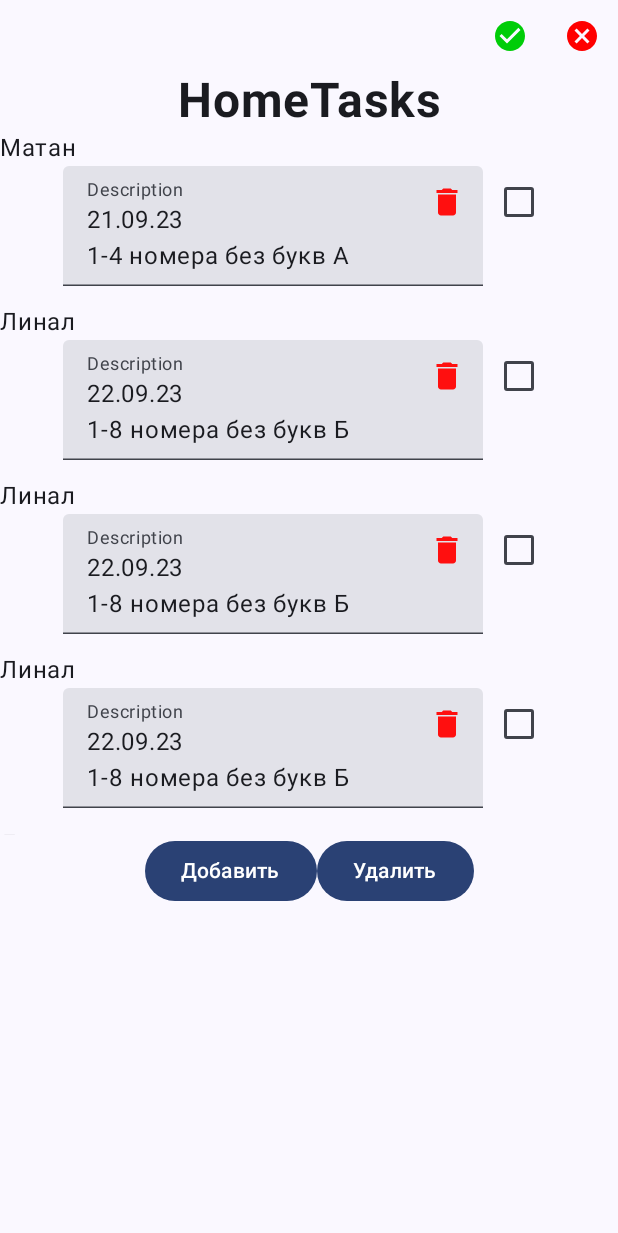
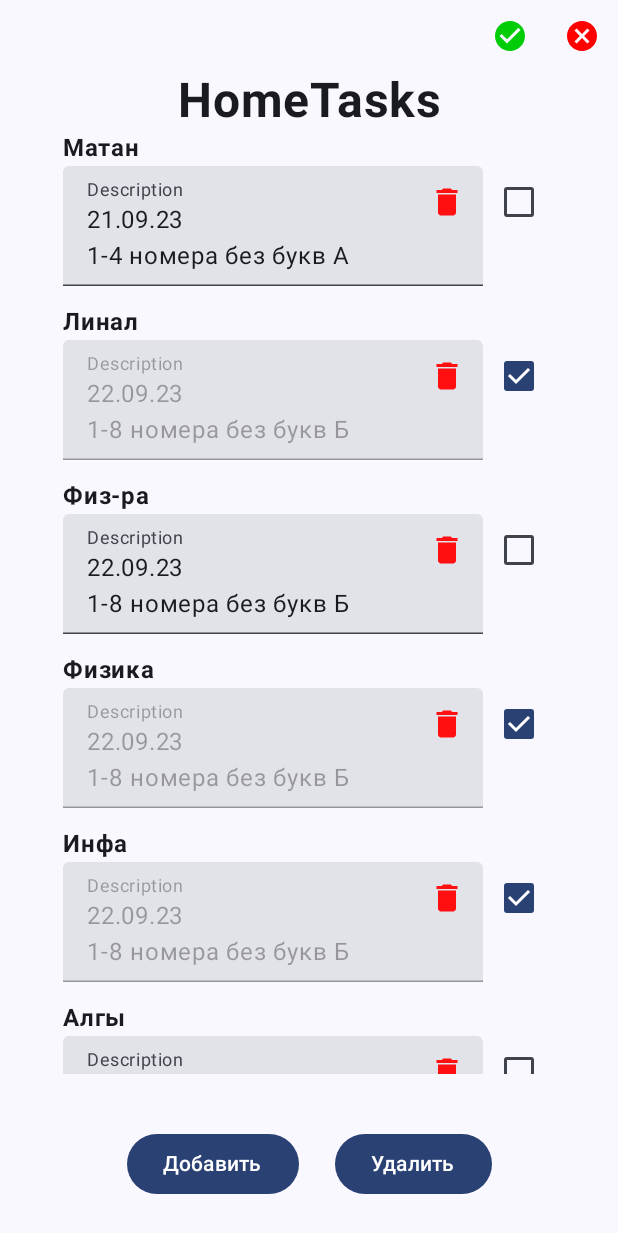
Before and after one commit to zhilovhub/HomeTaskHelper, an Android app built with Jetpack Compose: the screen it shows after launch (MainActivity), on a phone screen of 412 x 824 dp. Shown: the top 1233 px of the screen. Run offline under Robolectric (Android 15) with nearby library versions, the phone set to English and light mode, and no system bars; our stand-ins replace Dagger/Hilt's generated code, Room's generated code.

Commit message:
updated design

```diff
--- a/app/src/main/java/com/example/hometaskhelper/ui/screens/MainScreen.kt
+++ b/app/src/main/java/com/example/hometaskhelper/ui/screens/MainScreen.kt
@@ -5,10 +5,12 @@ import androidx.compose.foundation.layout.Arrangement
 import androidx.compose.foundation.layout.Box
 import androidx.compose.foundation.layout.Column
 import androidx.compose.foundation.layout.Row
+import androidx.compose.foundation.layout.Spacer
 import androidx.compose.foundation.layout.fillMaxSize
 import androidx.compose.foundation.layout.fillMaxWidth
 import androidx.compose.foundation.layout.height
 import androidx.compose.foundation.layout.padding
+import androidx.compose.foundation.layout.width
 import androidx.compose.foundation.lazy.LazyColumn
 import androidx.compose.foundation.lazy.items
 import androidx.compose.material3.Button
@@ -55,7 +57,9 @@ fun HomeScreen(modifier: Modifier = Modifier) {
                     fontFamily = FontFamily.SansSerif,
                     textAlign = TextAlign.Center
                 )
-                Tasks()
+                Tasks(
+                    modifier = Modifier.weight(1f)
+                )
                 RedactTasks()
             }
             AcceptCancel(
@@ -70,10 +74,10 @@ fun HomeScreen(modifier: Modifier = Modifier) {
 fun Tasks(modifier: Modifier = Modifier, tasks: List<Task> = listOf(
     Task("Матан", "21.09.23\n1-4 номера без букв А"),
     Task("Линал",  "22.09.23\n1-8 номера без букв Б"),
-    Task("Линал",  "22.09.23\n1-8 номера без букв Б"),
-    Task("Линал",  "22.09.23\n1-8 номера без букв Б"),
-    Task("Линал",  "22.09.23\n1-8 номера без букв Б"),
-    Task("Линал",  "22.09.23\n1-8 номера без букв Б"),
+    Task("Физ-ра",  "22.09.23\n1-8 номера без букв Б"),
+    Task("Физика",  "22.09.23\n1-8 номера без букв Б"),
+    Task("Инфа",  "22.09.23\n1-8 номера без букв Б"),
+    Task("Алгы",  "22.09.23\n1-8 номера без букв Б"),
 //    Task("Линал",  "22.09.23\n1-8 номера без букв Б"),
 //    Task("Линал",  "22.09.23\n1-8 номера без букв Б"),
 //    Task("Линал",  "22.09.23\n1-8 номера без букв Б"),
@@ -81,7 +85,7 @@ fun Tasks(modifier: Modifier = Modifier, tasks: List<Task> = listOf(
     Task("История",  "\nЭссе"),
 )) {
     LazyColumn(
-        modifier = modifier.height(470.dp),
+        modifier = modifier,
         verticalArrangement = Arrangement.spacedBy(12.dp)
     ) {
         items(tasks) {task ->
@@ -94,7 +98,7 @@ fun Tasks(modifier: Modifier = Modifier, tasks: List<Task> = listOf(
 @Composable
 fun RedactTasks(modifier: Modifier = Modifier) {
     Row(
-        modifier = modifier
+        modifier = modifier.padding(top = 36.dp, bottom = 24.dp),
     ) {
 
         Button(
@@ -103,6 +107,9 @@ fun RedactTasks(modifier: Modifier = Modifier) {
         ) {
             Text("Добавить")
         }
+        Spacer(
+            modifier = Modifier.width(24.dp)
+        )
         Button(
             modifier = Modifier,
             onClick = { }
@@ -116,7 +123,7 @@ fun RedactTasks(modifier: Modifier = Modifier) {
 @Composable
 fun AcceptCancel(modifier: Modifier = Modifier) {
     Row(
-        modifier = modifier
+        modifier = modifier,
     ) {
         IconButton(
             onClick = {  }
@@ -144,14 +151,20 @@ fun Task(modifier: Modifier = Modifier, task: Task = Task("Линал", "22.09.2
     Surface(
         modifier = modifier
     ) {
-        Column {
-            Text(text = task.name)
         Row(
             modifier = Modifier.fillMaxWidth(),
             horizontalArrangement = Arrangement.Center
         ) {
+            Column {
+                Text(
+                    text = task.name,
+                    fontWeight = FontWeight.Bold
+                )
+                Row {
+                    val finished = listOf("Физика", "Линал", "Инфа").contains(task.name)
                     Box {
                         TextField(
+                            enabled = !finished,
                             value = task.description,
                             onValueChange = { },
                             label = { Text("Description") }
@@ -166,11 +179,12 @@ fun Task(modifier: Modifier = Modifier, task: Task = Task("Линал", "22.09.2
                             )
                         }
                     }
-
                     Checkbox(
-                    checked = false,
+                        modifier = Modifier.align(Alignment.Top),
+                        checked = finished,
                         onCheckedChange = {  }
                     )
+                }
             }
         }
     }
```
Lines whose indentation alone changed are shown as unchanged.
